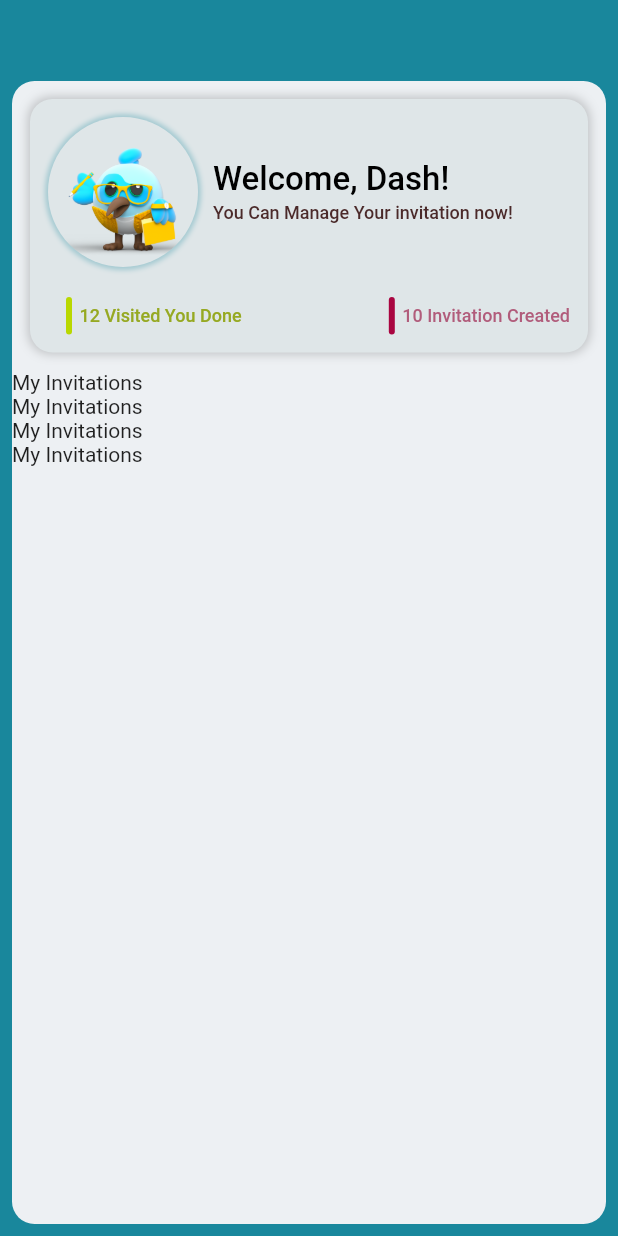
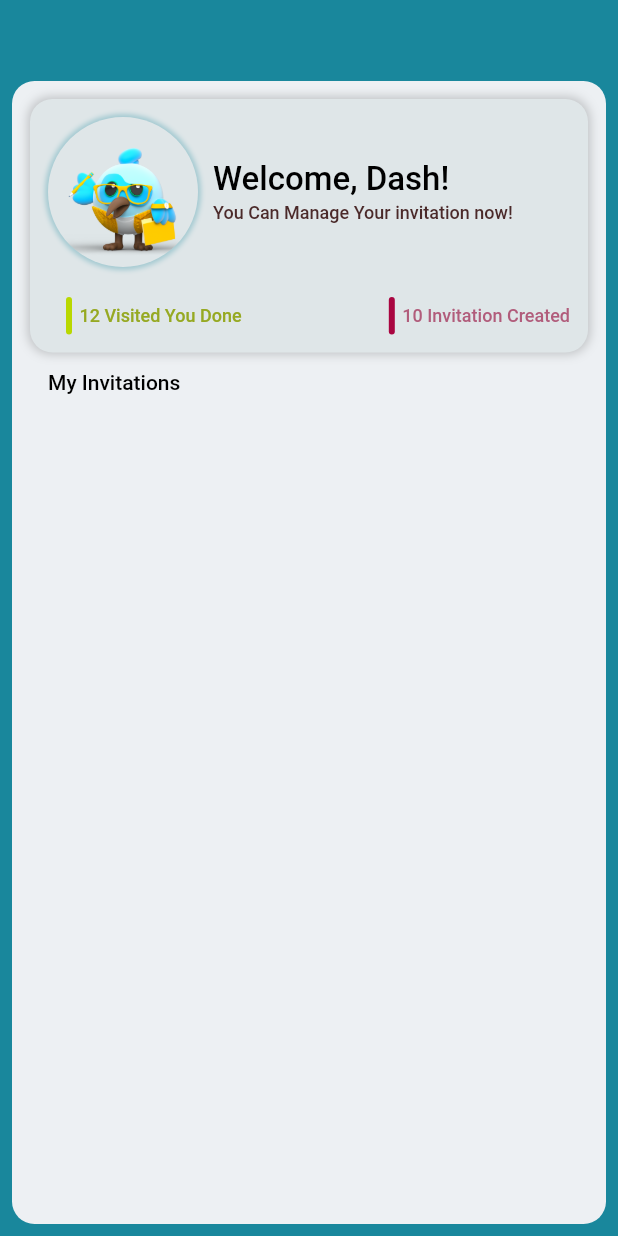
Before and after one commit to feras-alhazmi/invitations_manager_app, a Flutter app: the screen it shows after launch, on a phone screen of 412 x 824 dp. Run offline on Flutter 3.47's test engine with Material 2 defaults, Android fonts, the phone set to English and light mode, and no system bars; our stand-ins replace gap, google_fonts, hexcolor; Roboto replaces fonts that are missing (Ubuntu).

Commit message:
textStyle customized

```diff
--- a/lib/screens/Invitation_screen.dart
+++ b/lib/screens/Invitation_screen.dart
@@ -41,7 +41,7 @@ class _InvitationScreenState extends State<InvitationScreen> {
                   child: Column(
                     children: [
                       Padding(
-                          padding: const EdgeInsets.fromLTRB(12,12,12,0),
+                        padding: const EdgeInsets.fromLTRB(12, 12, 12, 0),
                         child: Row(
                           children: [
                             // Gap(12),
@@ -78,7 +78,8 @@ class _InvitationScreenState extends State<InvitationScreen> {
                                 const Gap(2.5),
                                 Text("You Can Manage Your invitation now!",
                                     style: Widgets().textStyle(
-                                          12, const Color(0xff4B2A2A), fontWeight: FontWeight.w500)),
+                                        12, const Color(0xff4B2A2A),
+                                        fontWeight: FontWeight.w500)),
                               ],
                             )
                           ],
@@ -86,7 +87,7 @@ class _InvitationScreenState extends State<InvitationScreen> {
                       ),
                       const Gap(20),
                       Padding(
-                         padding: const EdgeInsets.fromLTRB(24,0,12,12),
+                        padding: const EdgeInsets.fromLTRB(24, 0, 12, 12),
                         child: Row(
                           children: [
                             Row(
@@ -102,7 +103,8 @@ class _InvitationScreenState extends State<InvitationScreen> {
                                 const Gap(5),
                                 Text("12 Visited You Done",
                                     style: Widgets().textStyle(
-                                          12, const Color(0xff96A922),  fontWeight: FontWeight.w500)),
+                                        12, const Color(0xff96A922),
+                                        fontWeight: FontWeight.w500)),
                               ],
                             ),
                             const Spacer(),
@@ -119,7 +121,8 @@ class _InvitationScreenState extends State<InvitationScreen> {
                                 const Gap(5),
                                 Text("10 Invitation Created",
                                     style: Widgets().textStyle(
-                                          12, const Color(0xffB15C7B),fontWeight: FontWeight.w500)),
+                                        12, const Color(0xffB15C7B),
+                                        fontWeight: FontWeight.w500)),
                               ],
                             ),
                           ],
@@ -128,10 +131,14 @@ class _InvitationScreenState extends State<InvitationScreen> {
                     ],
                   ),
                 ),
-                Text("My Invitations"),
-                Text("My Invitations"),
-                Text("My Invitations"),
-                Text("My Invitations"),
+                Padding(
+                  padding: const EdgeInsets.symmetric(horizontal: 24),
+                  child: Text(
+                    "My Invitations",
+                    style: Widgets().textStyle(14, Colors.black,
+                        fontWeight: FontWeight.w500),
+                  ),
+                ),
               ],
             )),
         borderRadius: BorderRadius.circular(15),
```
Lines whose indentation alone changed are shown as unchanged.
